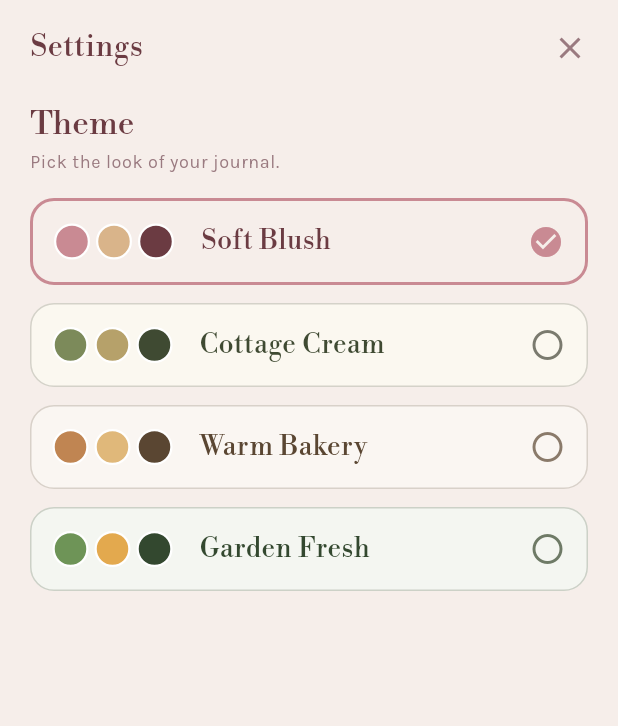
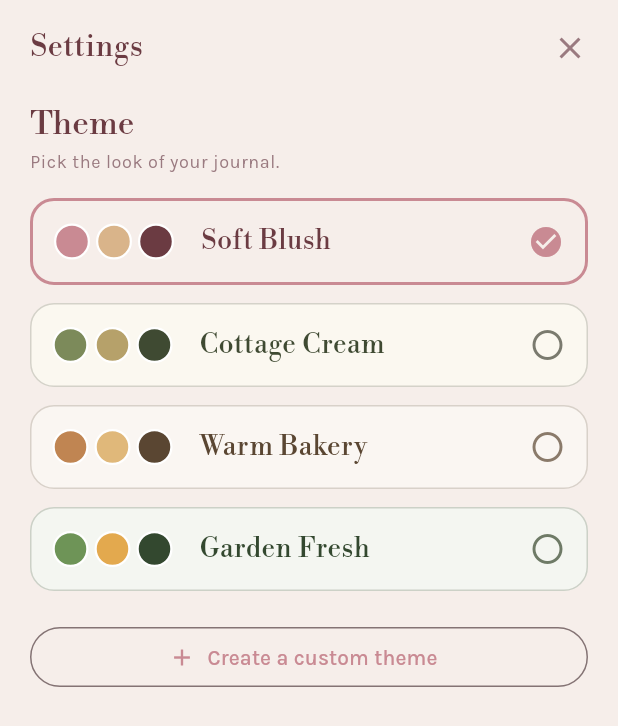
Before and after one commit to EzraGillooly/food-journal, a Flutter app: the _SettingsDialog widget shown alone on an empty page, opened directly, on a phone screen of 412 x 824 dp. Shown: the top 726 px of the screen. Run offline on Flutter 3.47's test engine with Material 3 defaults, Android fonts, the phone set to English and light mode, and no system bars; our stand-ins replace flutter_colorpicker, flutter_riverpod, go_router, image_cropper, image_picker, shared_preferences and 1 more; accounts and stored records are empty.

Commit message:
feat: custom theme creator with live preview
- pick colours for 8 tokens (background, cards, accent, secondary, text,
  muted text, tag bg/text); each labelled with what it changes
- live preview panel (nav, entry card, stars, tag, button) updates as you pick
- custom theme persists and appears as a selectable option in settings;
  edit it again anytime; Reset returns to the Soft Blush palette
- onPrimary is now luminance-aware so a light custom accent keeps legible text
- adds flutter_colorpicker

```diff
--- a/lib/core/theme/app_theme.dart
+++ b/lib/core/theme/app_theme.dart
@@ -4,7 +4,7 @@ import 'package:flutter/material.dart';
 ///
 /// Soft Blush is the primary theme; the others are saved alternates from the
 /// spec so the look can be swapped from one place (see [AppTheme.all]).
-enum AppThemePreset { softBlush, cottageCream, warmBakery, gardenFresh }
+enum AppThemePreset { softBlush, cottageCream, warmBakery, gardenFresh, custom }
 
 /// Immutable design tokens for a single theme preset.
 @immutable
@@ -37,9 +37,65 @@ class AppTheme {
   final String headingFont;
   final String bodyFont;
 
-  /// Text/icon colour that sits on top of [primary]-filled surfaces. Centralised
-  /// so on-primary contrast lives in one place instead of hardcoded per widget.
-  Color get onPrimary => Colors.white;
+  /// Text/icon colour that sits on top of [primary]-filled surfaces. Picks
+  /// white or a dark ink based on the primary's luminance, so custom themes
+  /// with a light primary stay legible.
+  Color get onPrimary => primary.computeLuminance() > 0.55
+      ? const Color(0xFF3A2A2E)
+      : Colors.white;
+
+  /// The colour tokens a user can customise, keyed by a stable name.
+  Map<String, Color> get colors => {
+    'background': background,
+    'surface': surface,
+    'primary': primary,
+    'secondary': secondary,
+    'ink': ink,
+    'inkMuted': inkMuted,
+    'tagBg': tagBg,
+    'tagInk': tagInk,
+  };
+
+  /// Builds a custom theme from a set of colours (fonts stay the app's own).
+  factory AppTheme.custom(Map<String, Color> c) => AppTheme(
+    preset: AppThemePreset.custom,
+    label: 'Custom',
+    background: c['background']!,
+    surface: c['surface']!,
+    primary: c['primary']!,
+    secondary: c['secondary']!,
+    ink: c['ink']!,
+    inkMuted: c['inkMuted']!,
+    tagBg: c['tagBg']!,
+    tagInk: c['tagInk']!,
+    headingFont: 'LibreBodoni',
+    bodyFont: 'Karla',
+  );
+
+  /// Serialises the colour tokens to a compact "name:hex,..." string.
+  String encodeColors() =>
+      colors.entries.map((e) => '${e.key}:${e.value.toARGB32()}').join(',');
+
+  /// Rebuilds a custom theme from [encodeColors]; null if malformed.
+  static AppTheme? decodeColors(String s) {
+    try {
+      final map = <String, Color>{};
+      for (final part in s.split(',')) {
+        final kv = part.split(':');
+        map[kv[0]] = Color(int.parse(kv[1]));
+      }
+      // Fall back to Soft Blush for any missing token.
+      for (final e in softBlush.colors.entries) {
+        map.putIfAbsent(e.key, () => e.value);
+      }
+      return AppTheme.custom(map);
+    } catch (_) {
+      return null;
+    }
+  }
+
+  /// A sensible starting point when the user first creates a custom theme.
+  static AppTheme get customSeed => AppTheme.custom(softBlush.colors);
 
   /// Primary theme - matches the reference aesthetic.
   static const softBlush = AppTheme(
@@ -120,7 +176,7 @@ class AppTheme {
       secondary: secondary,
       surface: surface,
       brightness: Brightness.light,
-    ).copyWith(onPrimary: Colors.white, onSurface: ink);
+    ).copyWith(onPrimary: onPrimary, onSurface: ink);
 
     return ThemeData(
       useMaterial3: true,
@@ -142,7 +198,7 @@ class AppTheme {
       filledButtonTheme: FilledButtonThemeData(
         style: FilledButton.styleFrom(
           backgroundColor: primary,
-          foregroundColor: Colors.white,
+          foregroundColor: onPrimary,
           minimumSize: const Size(44, 48),
           shape: RoundedRectangleBorder(
             borderRadius: BorderRadius.circular(12),
--- a/lib/core/theme/theme_provider.dart
+++ b/lib/core/theme/theme_provider.dart
@@ -3,10 +3,17 @@ import 'package:shared_preferences/shared_preferences.dart';
 
 import 'app_theme.dart';
 
-/// Holds the active theme preset, persisted across sessions. Defaults to Soft
-/// Blush until a saved choice loads (and if none was ever saved).
+/// Holds the active theme, persisted across sessions. Supports the built-in
+/// presets plus a user-created custom theme. Defaults to Soft Blush.
 class ThemeController extends Notifier<AppTheme> {
-  static const _key = 'theme_preset';
+  static const _presetKey = 'theme_preset';
+  static const _customKey = 'custom_theme_colors';
+
+  AppTheme? _custom;
+
+  /// The saved custom theme, if the user has created one (may be null until the
+  /// async load finishes on startup).
+  AppTheme? get customTheme => _custom;
 
   @override
   AppTheme build() {
@@ -16,18 +23,40 @@ class ThemeController extends Notifier<AppTheme> {
 
   Future<void> _load() async {
     final prefs = await SharedPreferences.getInstance();
-    final name = prefs.getString(_key);
+    final encoded = prefs.getString(_customKey);
+    if (encoded != null) _custom = AppTheme.decodeColors(encoded);
+    final name = prefs.getString(_presetKey);
     if (name == null) return;
+    if (name == AppThemePreset.custom.name) {
+      if (_custom != null) state = _custom!;
+      return;
+    }
     final preset = AppThemePreset.values
         .where((p) => p.name == name)
         .firstOrNull;
-    if (preset != null) state = AppTheme.byPreset(preset);
+    if (preset != null && preset != AppThemePreset.custom) {
+      state = AppTheme.byPreset(preset);
+    }
   }
 
   Future<void> select(AppThemePreset preset) async {
-    state = AppTheme.byPreset(preset);
+    if (preset == AppThemePreset.custom) {
+      if (_custom == null) return;
+      state = _custom!;
+    } else {
+      state = AppTheme.byPreset(preset);
+    }
     final prefs = await SharedPreferences.getInstance();
-    await prefs.setString(_key, preset.name);
+    await prefs.setString(_presetKey, preset.name);
+  }
+
+  /// Saves and applies a user-created custom theme.
+  Future<void> saveCustom(AppTheme custom) async {
+    _custom = custom;
+    state = custom;
+    final prefs = await SharedPreferences.getInstance();
+    await prefs.setString(_customKey, custom.encodeColors());
+    await prefs.setString(_presetKey, AppThemePreset.custom.name);
   }
 }
 
--- a/lib/features/settings/settings_screen.dart
+++ b/lib/features/settings/settings_screen.dart
@@ -3,6 +3,7 @@ import 'package:flutter_riverpod/flutter_riverpod.dart';
 
 import '../../core/theme/app_theme.dart';
 import '../../core/theme/theme_provider.dart';
+import 'theme_creator.dart';
 
 /// Opens settings (theme picker) as a centered popup.
 Future<void> showSettings(BuildContext context) {
@@ -69,6 +70,31 @@ class _SettingsDialog extends ConsumerWidget {
                         .read(themeControllerProvider.notifier)
                         .select(t.preset),
                   ),
+                if (ref.read(themeControllerProvider.notifier).customTheme
+                    case final custom?)
+                  _ThemeOption(
+                    theme: custom,
+                    selected: active.preset == AppThemePreset.custom,
+                    onTap: () => ref
+                        .read(themeControllerProvider.notifier)
+                        .select(AppThemePreset.custom),
+                  ),
+                const SizedBox(height: 8),
+                OutlinedButton.icon(
+                  onPressed: () => showThemeCreator(context),
+                  icon: Icon(
+                    ref.read(themeControllerProvider.notifier).customTheme ==
+                            null
+                        ? Icons.add
+                        : Icons.edit_outlined,
+                  ),
+                  label: Text(
+                    ref.read(themeControllerProvider.notifier).customTheme ==
+                            null
+                        ? 'Create a custom theme'
+                        : 'Edit custom theme',
+                  ),
+                ),
               ],
             ),
           ),
--- a/pubspec.yaml
+++ b/pubspec.yaml
@@ -41,6 +41,7 @@ dependencies:
   shared_preferences: ^2.5.5
   uuid: ^4.5.3
   image_cropper: ^12.2.1
+  flutter_colorpicker: ^1.1.0
 
 dev_dependencies:
   flutter_test:
```
Also changed, not shown: lib/features/settings/theme_creator.dart (added, +471 -0 lines), pubspec.lock.
